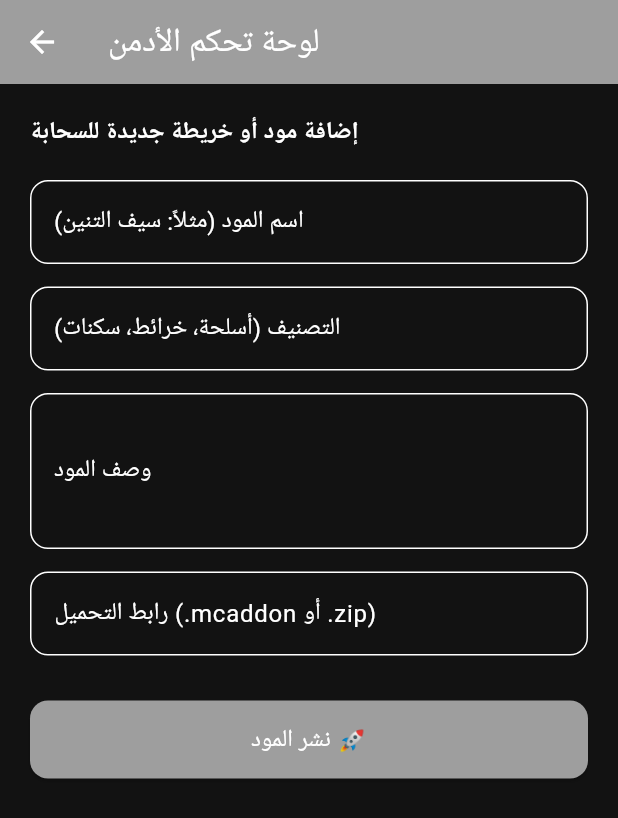
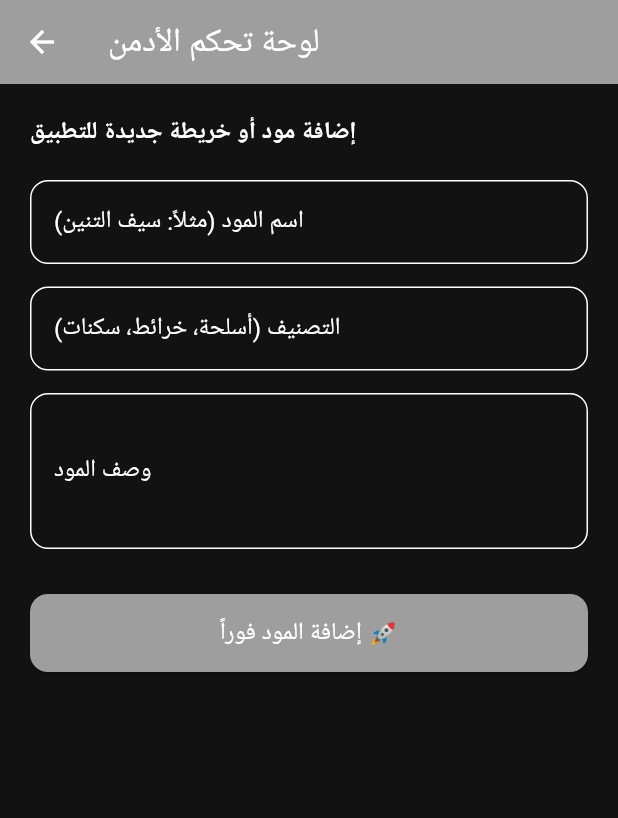
Before and after one commit to twkt7538-arch/KIM-ADDONS52, a Flutter app: the MainNavigationScreen screen opened directly with empty values, item 4 of the bottom bar chosen, after a tap on "لوحة تحكم الأدمن (إضافة مود)", on a phone screen of 412 x 824 dp. Shown: the top 818 px of the screen. Run offline on Flutter 3.47's test engine with Material 3 defaults, Android fonts, the phone set to English and light mode, and no system bars.

Commit message:
إلغاء انتظار السحابة المعطل وضمان ظهور الواجهة فوراً

```diff
--- a/lib/main.dart
+++ b/lib/main.dart
@@ -1,14 +1,7 @@
 import 'package:flutter/material.dart';
-import 'package:firebase_core/firebase_core.dart';
-import 'package:cloud_firestore/cloud_firestore.dart';
 
-void main() async {
+void main() {
   WidgetsFlutterBinding.ensureInitialized();
-  try {
-    await Firebase.initializeApp();
-  } catch (e) {
-    debugPrint("Firebase init bypassed: $e");
-  }
   runApp(const KimAddonsApp());
 }
 
@@ -219,7 +212,7 @@ class _AuthScreenState extends State<AuthScreen> {
   }
 }
 
-// ------------------- 2. الواجهة الرئيسية والشريط السفلي -------------------
+// ------------------- 2. الواجهة الرئيسية -------------------
 class MainNavigationScreen extends StatefulWidget {
   final String userName;
   final bool isDarkMode;
@@ -249,12 +242,7 @@ class _MainNavigationScreenState extends State<MainNavigationScreen> {
   String searchQuery = "";
   bool notificationsEnabled = true;
 
-  late List<AddonItem> localAddons;
-
-  @override
-  void initState() {
-    super.initState();
-    localAddons = [
+  static List<AddonItem> sharedAddons = [
     AddonItem(
       title: 'سيف الحمم البركانية',
       category: 'أسلحة أسطورية',
@@ -277,7 +265,6 @@ class _MainNavigationScreenState extends State<MainNavigationScreen> {
       rating: '4.9',
     ),
   ];
-  }
 
   void _showNotificationsDialog() {
     showDialog(
@@ -349,19 +336,6 @@ class _MainNavigationScreenState extends State<MainNavigationScreen> {
                   ],
                 ),
               ),
-              ListTile(
-                leading: const Icon(Icons.language),
-                title: const Text('لغة التطبيق'),
-                trailing: DropdownButton<String>(
-                  value: widget.currentLanguage,
-                  items: ['العربية', 'English'].map((lang) {
-                    return DropdownMenuItem(value: lang, child: Text(lang));
-                  }).toList(),
-                  onChanged: (val) {
-                    if (val != null) widget.changeLanguage(val);
-                  },
-                ),
-              ),
             ],
           ),
         );
@@ -381,30 +355,40 @@ class _MainNavigationScreenState extends State<MainNavigationScreen> {
     );
   }
 
-  Widget _buildAddonList() {
-    return StreamBuilder<QuerySnapshot>(
-      stream: FirebaseFirestore.instance.collection('addons').snapshots(),
-      builder: (context, snapshot) {
-        List<AddonItem> displayItems = List.from(localAddons);
-
-        if (snapshot.hasData && snapshot.data!.docs.isNotEmpty) {
-          for (var doc in snapshot.data!.docs) {
-            final data = doc.data() as Map<String, dynamic>;
-            displayItems.add(AddonItem(
-              title: data['title'] ?? 'مود جديد',
-              category: data['category'] ?? 'عام',
-              description: data['description'] ?? '',
-              icon: Icons.extension,
-            ));
-          }
-        }
-
-        List<AddonItem> filtered = displayItems.where((item) {
+  @override
+  Widget build(BuildContext context) {
+    List<AddonItem> filtered = sharedAddons.where((item) {
       return item.title.toLowerCase().contains(searchQuery.toLowerCase()) ||
           item.category.toLowerCase().contains(searchQuery.toLowerCase());
     }).toList();
 
-        return ListView.builder(
+    List<AddonItem> favoriteAddons = sharedAddons.where((item) => item.isFavorite).toList();
+    List<AddonItem> downloadedAddons = sharedAddons.where((item) => item.isDownloaded).toList();
+
+    final List<Widget> pages = [
+      Column(
+        children: [
+          Container(
+            margin: const EdgeInsets.all(12),
+            padding: const EdgeInsets.symmetric(horizontal: 16),
+            decoration: BoxDecoration(
+              color: widget.isDarkMode ? const Color(0xFF1E1E1E) : Colors.white,
+              borderRadius: BorderRadius.circular(18),
+              boxShadow: [
+                BoxShadow(color: widget.primaryColor.withOpacity(0.15), blurRadius: 10, offset: const Offset(0, 4)),
+              ],
+            ),
+            child: TextField(
+              onChanged: (val) => setState(() => searchQuery = val),
+              decoration: InputDecoration(
+                hintText: 'ابحث عن مودات، خرائط، سكنات...',
+                prefixIcon: Icon(Icons.search, color: widget.primaryColor),
+                border: InputBorder.none,
+              ),
+            ),
+          ),
+          Expanded(
+            child: ListView.builder(
               itemCount: filtered.length,
               itemBuilder: (context, index) {
                 final addon = filtered[index];
@@ -443,38 +427,8 @@ class _MainNavigationScreenState extends State<MainNavigationScreen> {
                   ),
                 );
               },
-        );
-      },
-    );
-  }
-
-  @override
-  Widget build(BuildContext context) {
-    List<AddonItem> favoriteAddons = localAddons.where((item) => item.isFavorite).toList();
-
-    final List<Widget> pages = [
-      Column(
-        children: [
-          Container(
-            margin: const EdgeInsets.all(12),
-            padding: const EdgeInsets.symmetric(horizontal: 16),
-            decoration: BoxDecoration(
-              color: widget.isDarkMode ? const Color(0xFF1E1E1E) : Colors.white,
-              borderRadius: BorderRadius.circular(18),
-              boxShadow: [
-                BoxShadow(color: widget.primaryColor.withOpacity(0.15), blurRadius: 10, offset: const Offset(0, 4)),
-              ],
-            ),
-            child: TextField(
-              onChanged: (val) => setState(() => searchQuery = val),
-              decoration: InputDecoration(
-                hintText: 'ابحث عن مودات، خرائط، سكنات...',
-                prefixIcon: Icon(Icons.search, color: widget.primaryColor),
-                border: InputBorder.none,
             ),
           ),
-          ),
-          Expanded(child: _buildAddonList()),
         ],
       ),
       favoriteAddons.isEmpty
@@ -487,11 +441,21 @@ class _MainNavigationScreenState extends State<MainNavigationScreen> {
                 subtitle: Text(favoriteAddons[index].category),
               ),
             ),
-      const Center(child: Text('لم تقم بتحميل أي إضافة حتى الآن')),
+      downloadedAddons.isEmpty
+          ? const Center(child: Text('لم تقم بتحميل أي إضافة حتى الآن'))
+          : ListView.builder(
+              itemCount: downloadedAddons.length,
+              itemBuilder: (context, index) => ListTile(
+                leading: const Icon(Icons.check_circle, color: Colors.green),
+                title: Text(downloadedAddons[index].title),
+                subtitle: const Text('جاهز للتثبيت'),
+              ),
+            ),
       ProfileScreen(
         userName: widget.userName,
         primaryColor: widget.primaryColor,
         isDarkMode: widget.isDarkMode,
+        onAddonAdded: () => setState(() {}),
       ),
     ];
 
@@ -529,17 +493,18 @@ class _MainNavigationScreenState extends State<MainNavigationScreen> {
   }
 }
 
-// ------------------- 3. صفحة الملف الشخصي القابل للتخصيص -------------------
 class ProfileScreen extends StatefulWidget {
   final String userName;
   final Color primaryColor;
   final bool isDarkMode;
+  final VoidCallback onAddonAdded;
 
   const ProfileScreen({
     super.key,
     required this.userName,
     required this.primaryColor,
     required this.isDarkMode,
+    required this.onAddonAdded,
   });
 
   @override
@@ -586,7 +551,12 @@ class _ProfileScreenState extends State<ProfileScreen> {
             onPressed: () {
               Navigator.push(
                 context,
-                MaterialPageRoute(builder: (context) => AdminPanelScreen(primaryColor: widget.primaryColor)),
+                MaterialPageRoute(
+                  builder: (context) => AdminPanelScreen(
+                    primaryColor: widget.primaryColor,
+                    onAddonAdded: widget.onAddonAdded,
+                  ),
+                ),
               );
             },
             icon: const Icon(Icons.admin_panel_settings, color: Colors.white),
@@ -597,12 +567,6 @@ class _ProfileScreenState extends State<ProfileScreen> {
             shape: RoundedRectangleBorder(borderRadius: BorderRadius.circular(15)),
             child: Column(
               children: const [
-                ListTile(
-                  leading: Icon(Icons.download_done_rounded, color: Colors.green),
-                  title: Text('إجمالي التحميلات'),
-                  trailing: Text('12 مود', style: TextStyle(fontWeight: FontWeight.bold)),
-                ),
-                Divider(),
                 ListTile(
                   leading: Icon(Icons.star, color: Colors.amber),
                   title: Text('تقييم الحساب'),
@@ -617,11 +581,11 @@ class _ProfileScreenState extends State<ProfileScreen> {
   }
 }
 
-// ------------------- 4. صفحة الأدمن لإضافة المودات -------------------
 class AdminPanelScreen extends StatefulWidget {
   final Color primaryColor;
+  final VoidCallback onAddonAdded;
 
-  const AdminPanelScreen({super.key, required this.primaryColor});
+  const AdminPanelScreen({super.key, required this.primaryColor, required this.onAddonAdded});
 
   @override
   State<AdminPanelScreen> createState() => _AdminPanelScreenState();
@@ -631,10 +595,8 @@ class _AdminPanelScreenState extends State<AdminPanelScreen> {
   final _titleController = TextEditingController();
   final _categoryController = TextEditingController();
   final _descController = TextEditingController();
-  final _urlController = TextEditingController();
-  bool isLoading = false;
 
-  void _uploadAddon() async {
+  void _uploadAddon() {
     if (_titleController.text.isEmpty || _descController.text.isEmpty) {
       ScaffoldMessenger.of(context).showSnackBar(
         const SnackBar(content: Text('يرجى تعبئة الحقول الأساسية')),
@@ -642,29 +604,20 @@ class _AdminPanelScreenState extends State<AdminPanelScreen> {
       return;
     }
 
-    setState(() => isLoading = true);
+    _MainNavigationScreenState.sharedAddons.add(
+      AddonItem(
+        title: _titleController.text,
+        category: _categoryController.text.isNotEmpty ? _categoryController.text : 'أدوات',
+        description: _descController.text,
+        icon: Icons.extension,
+      ),
+    );
 
-    try {
-      await FirebaseFirestore.instance.collection('addons').add({
-        'title': _titleController.text,
-        'category': _categoryController.text.isNotEmpty ? _categoryController.text : 'أدوات',
-        'description': _descController.text,
-        'downloadUrl': _urlController.text,
-        'createdAt': FieldValue.serverTimestamp(),
-      });
-
+    widget.onAddonAdded();
     ScaffoldMessenger.of(context).showSnackBar(
-        const SnackBar(content: Text('تم نشر المود للسحابة بنجاح! 🚀')),
+      const SnackBar(content: Text('تم إضافة المود بنجاح إلى التطبيق! 🚀')),
     );
     Navigator.pop(context);
-    } catch (e) {
-      ScaffoldMessenger.of(context).showSnackBar(
-        SnackBar(content: Text('تم الحفظ المحلي بنجاح (وضع أوفلاين)')),
-      );
-      Navigator.pop(context);
-    } finally {
-      setState(() => isLoading = false);
-    }
   }
 
   @override
@@ -678,7 +631,7 @@ class _AdminPanelScreenState extends State<AdminPanelScreen> {
         padding: const EdgeInsets.all(20.0),
         child: ListView(
           children: [
-            const Text('إضافة مود أو خريطة جديدة للسحابة', style: TextStyle(fontSize: 16, fontWeight: FontWeight.bold)),
+            const Text('إضافة مود أو خريطة جديدة للتطبيق', style: TextStyle(fontSize: 16, fontWeight: FontWeight.bold)),
             const SizedBox(height: 20),
             TextField(
               controller: _titleController,
@@ -704,14 +657,6 @@ class _AdminPanelScreenState extends State<AdminPanelScreen> {
                 border: OutlineInputBorder(borderRadius: BorderRadius.circular(12)),
               ),
             ),
-            const SizedBox(height: 15),
-            TextField(
-              controller: _urlController,
-              decoration: InputDecoration(
-                labelText: 'رابط التحميل (.mcaddon أو .zip)',
-                border: OutlineInputBorder(borderRadius: BorderRadius.circular(12)),
-              ),
-            ),
             const SizedBox(height: 30),
             ElevatedButton(
               style: ElevatedButton.styleFrom(
@@ -719,10 +664,8 @@ class _AdminPanelScreenState extends State<AdminPanelScreen> {
                 padding: const EdgeInsets.symmetric(vertical: 14),
                 shape: RoundedRectangleBorder(borderRadius: BorderRadius.circular(12)),
               ),
-              onPressed: isLoading ? null : _uploadAddon,
-              child: isLoading
-                  ? const CircularProgressIndicator(color: Colors.white)
-                  : const Text('نشر المود 🚀', style: TextStyle(fontSize: 16, color: Colors.white)),
+              onPressed: _uploadAddon,
+              child: const Text('إضافة المود فوراً 🚀', style: TextStyle(fontSize: 16, color: Colors.white)),
             ),
           ],
         ),
```
Lines whose indentation alone changed are shown as unchanged.
